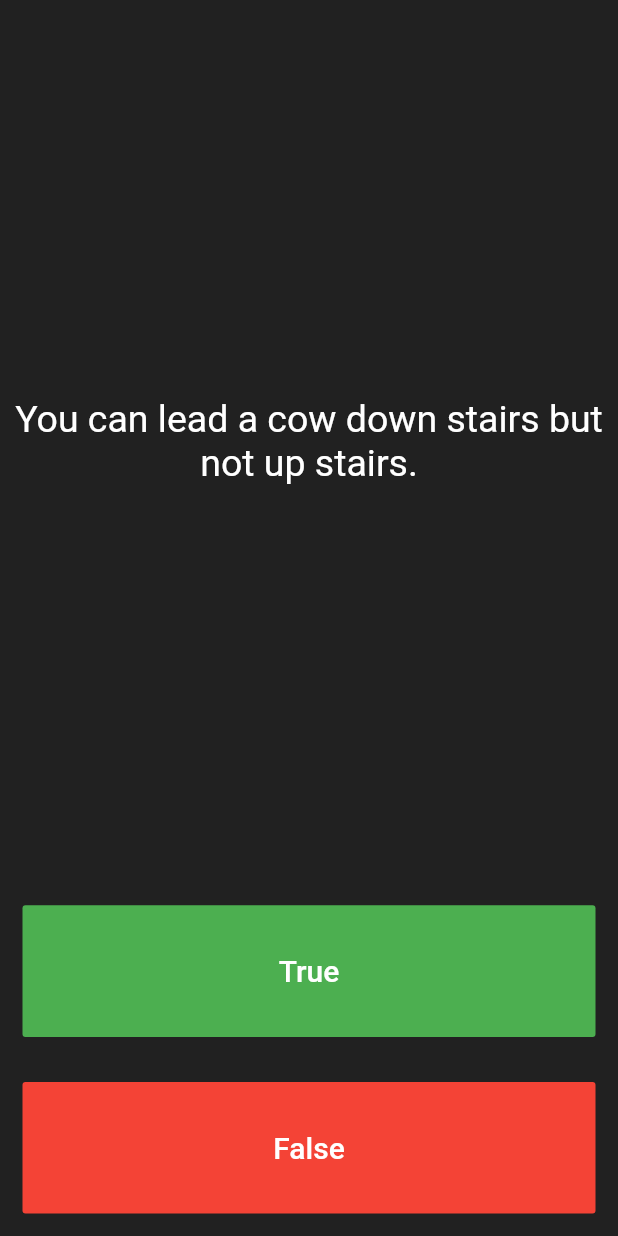
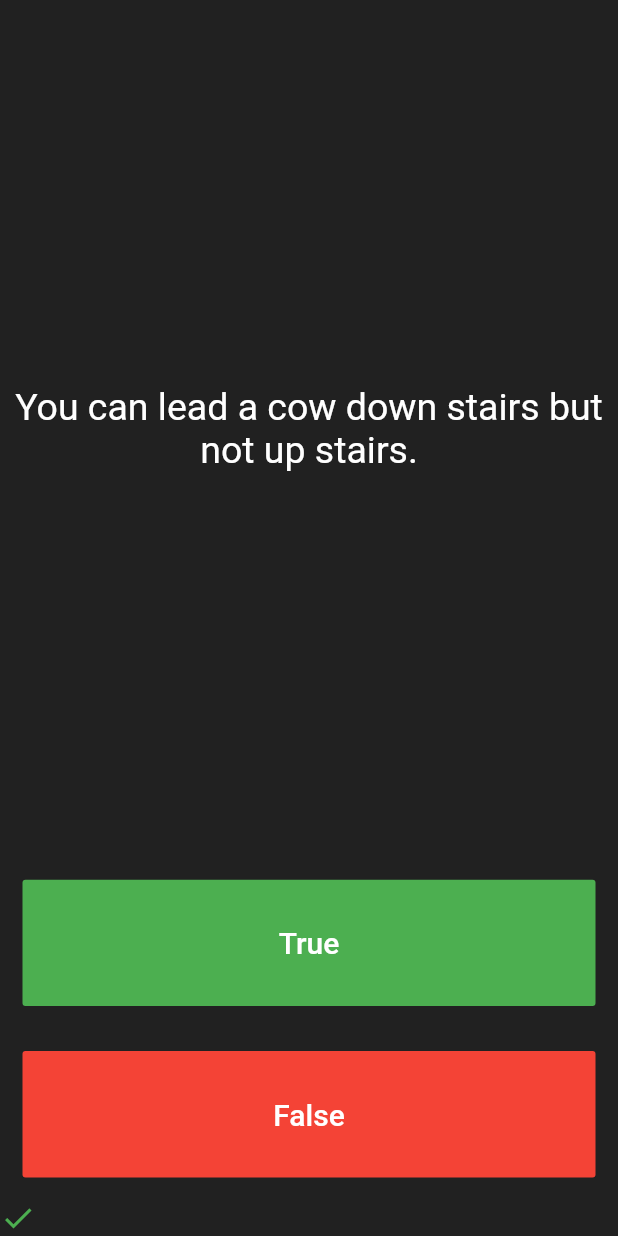
Before and after one commit to hassan-codes/quizzler, a Flutter app: the screen it shows after launch, after a tap on "True", on a phone screen of 412 x 824 dp. Run offline on Flutter 3.47's test engine with Material 2 defaults, Android fonts, the light colour scheme and no system bars.

Commit message:
Display correct/wrong icons

```diff
--- a/lib/main.dart
+++ b/lib/main.dart
@@ -35,9 +35,17 @@ class _QuizPageState extends State<QuizPage> {
     bool correctAnswer = quizBrain.getQuestionAnswer();
 
     if (userSelectedAnswer == correctAnswer) {
-      print('Correct');
+      scoreKeeper.add(const Icon(
+        Icons.check_outlined,
+        color: Colors.green,
+        size: 24.0,
+      ));
     } else {
-      print('Wrong');
+      scoreKeeper.add(const Icon(
+        Icons.close,
+        color: Colors.red,
+        size: 24.0,
+      ));
     }
     setState(() {
       quizBrain.nextQuestion();
@@ -103,7 +111,9 @@ class _QuizPageState extends State<QuizPage> {
             ),
           ),
         ),
-        //TODO: Add a Row here as your score keeper
+        Row(
+          children: scoreKeeper,
+        ),
       ],
     );
   }
```
